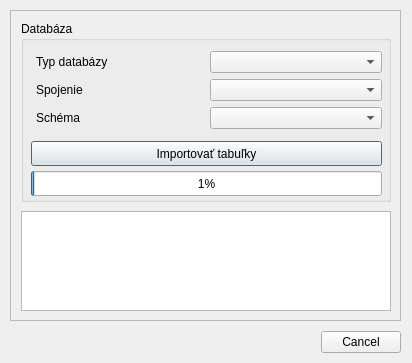
Before: the Qt Designer form skkn_tool/skkn_tool_dialog.ui in lfurtkevicova/kn-stuff, drawn with Qt 5.
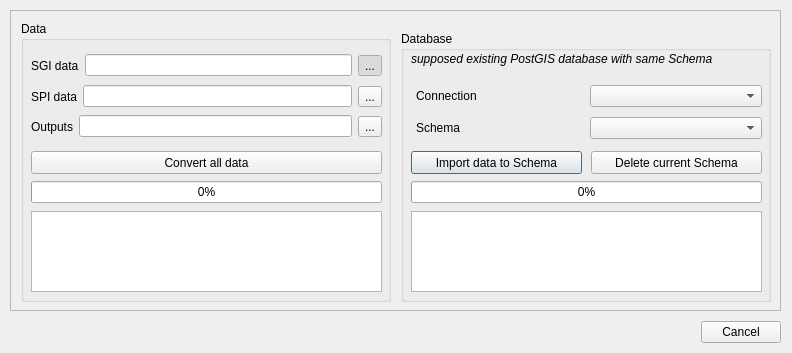
After: the same form once the commit is applied. Icons and pictures are not drawn.

What changed in the file:
```diff
--- a/skkn_tool/skkn_tool_dialog.ui
+++ b/skkn_tool/skkn_tool_dialog.ui
@@ -6,8 +6,8 @@
    <rect>
     <x>0</x>
     <y>0</y>
-    <width>412</width>
-    <height>363</height>
+    <width>792</width>
+    <height>353</height>
    </rect>
   </property>
   <property name="sizePolicy">
@@ -24,8 +24,8 @@
     <rect>
      <x>10</x>
      <y>10</y>
-     <width>391</width>
-     <height>311</height>
+     <width>771</width>
+     <height>301</height>
     </rect>
    </property>
    <property name="sizePolicy">
@@ -42,65 +42,65 @@
      <rect>
       <x>0</x>
       <y>0</y>
-      <width>389</width>
-      <height>309</height>
+      <width>769</width>
+      <height>299</height>
      </rect>
     </property>
     <widget class="QGroupBox" name="groupBox">
      <property name="geometry">
       <rect>
-       <x>10</x>
-       <y>10</y>
+       <x>390</x>
+       <y>20</y>
        <width>370</width>
-       <height>181</height>
+       <height>271</height>
       </rect>
      </property>
      <property name="locale">
       <locale language="Slovak" country="Slovakia"/>
      </property>
      <property name="title">
-      <string>Databáza</string>
+      <string>Database</string>
      </property>
      <property name="alignment">
       <set>Qt::AlignJustify|Qt::AlignTop</set>
      </property>
+     <widget class="QPushButton" name="importButton">
+      <property name="geometry">
+       <rect>
+        <x>10</x>
+        <y>120</y>
+        <width>171</width>
+        <height>23</height>
+       </rect>
+      </property>
+      <property name="text">
+       <string>Import data to Schema</string>
+      </property>
+     </widget>
      <widget class="QWidget" name="gridLayoutWidget">
       <property name="geometry">
        <rect>
         <x>10</x>
-        <y>30</y>
+        <y>50</y>
         <width>351</width>
-        <height>81</height>
+        <height>62</height>
        </rect>
       </property>
       <layout class="QGridLayout" name="gridLayout">
-       <item row="0" column="0">
-        <widget class="QLabel" name="label_2">
-         <property name="frameShape">
-          <enum>QFrame::NoFrame</enum>
-         </property>
-         <property name="text">
-          <string>Typ databázy</string>
-         </property>
-         <property name="indent">
-          <number>5</number>
-         </property>
-        </widget>
-       </item>
-       <item row="2" column="0">
-        <widget class="QLabel" name="label">
-         <property name="text">
-          <string>Schéma</string>
-         </property>
-         <property name="indent">
-          <number>5</number>
-         </property>
-        </widget>
-       </item>
        <item row="1" column="0">
+        <widget class="QLabel" name="label">
+         <property name="text">
+          <string>&lt;html&gt;&lt;head/&gt;&lt;body&gt;&lt;p&gt;Schema&lt;/p&gt;&lt;/body&gt;&lt;/html&gt;</string>
+         </property>
+         <property name="indent">
+          <number>5</number>
+         </property>
+        </widget>
+       </item>
+       <item row="0" column="0">
         <widget class="QLabel" name="label_3">
          <property name="text">
-          <string>Spojenie</string>
+          <string>&lt;html&gt;&lt;head/&gt;&lt;body&gt;&lt;p&gt;Connection&lt;/p&gt;&lt;/body&gt;&lt;/html&gt;</string>
          </property>
          <property name="indent">
           <number>5</number>
@@ -108,13 +108,6 @@
         </widget>
        </item>
        <item row="0" column="1">
-        <widget class="QComboBox" name="comboBox">
-         <property name="accessibleDescription">
-          <string/>
-         </property>
-        </widget>
-       </item>
-       <item row="1" column="1">
         <widget class="QComboBox" name="comboBox_2">
          <property name="sizePolicy">
           <sizepolicy hsizetype="Preferred" vsizetype="Fixed">
@@ -127,31 +120,196 @@
          </property>
         </widget>
        </item>
-       <item row="2" column="1">
+       <item row="1" column="1">
         <widget class="QComboBox" name="comboBox_3"/>
        </item>
       </layout>
      </widget>
-     <widget class="QPushButton" name="pushButton">
-      <property name="geometry">
-       <rect>
-        <x>10</x>
-        <y>120</y>
-        <width>351</width>
-        <height>25</height>
-       </rect>
-      </property>
-      <property name="text">
-       <string>Importovať tabuľky</string>
-      </property>
-     </widget>
-     <widget class="QProgressBar" name="progressBar">
+     <widget class="QProgressBar" name="progressBar_2">
       <property name="geometry">
        <rect>
         <x>10</x>
         <y>150</y>
         <width>351</width>
-        <height>25</height>
+        <height>22</height>
+       </rect>
+      </property>
+      <property name="value">
+       <number>0</number>
+      </property>
+     </widget>
+     <widget class="QTextEdit" name="textEditDb">
+      <property name="geometry">
+       <rect>
+        <x>10</x>
+        <y>180</y>
+        <width>351</width>
+        <height>81</height>
+       </rect>
+      </property>
+     </widget>
+     <widget class="QPushButton" name="deleteSchema">
+      <property name="geometry">
+       <rect>
+        <x>190</x>
+        <y>120</y>
+        <width>171</width>
+        <height>23</height>
+       </rect>
+      </property>
+      <property name="text">
+       <string>Delete current Schema</string>
+      </property>
+     </widget>
+     <widget class="QLabel" name="label_4">
+      <property name="geometry">
+       <rect>
+        <x>10</x>
+        <y>20</y>
+        <width>351</width>
+        <height>17</height>
+       </rect>
+      </property>
+      <property name="font">
+       <font>
+        <pointsize>9</pointsize>
+        <weight>50</weight>
+        <italic>true</italic>
+        <bold>false</bold>
+       </font>
+      </property>
+      <property name="text">
+       <string>&lt;html&gt;&lt;head/&gt;&lt;body&gt;&lt;p&gt;supposed existing PostGIS database with same Schema&lt;/p&gt;&lt;/body&gt;&lt;/html&gt;</string>
+      </property>
+     </widget>
+    </widget>
+    <widget class="QGroupBox" name="data">
+     <property name="geometry">
+      <rect>
+       <x>10</x>
+       <y>10</y>
+       <width>370</width>
+       <height>281</height>
+      </rect>
+     </property>
+     <property name="title">
+      <string>Data</string>
+     </property>
+     <widget class="QWidget" name="horizontalLayoutWidget">
+      <property name="geometry">
+       <rect>
+        <x>10</x>
+        <y>30</y>
+        <width>351</width>
+        <height>29</height>
+       </rect>
+      </property>
+      <layout class="QHBoxLayout" name="horizontalLayoutSGI">
+       <item>
+        <widget class="QLabel" name="textSGI">
+         <property name="text">
+          <string>SGI data</string>
+         </property>
+        </widget>
+       </item>
+       <item>
+        <widget class="QLineEdit" name="lineSGI"/>
+       </item>
+       <item>
+        <widget class="QToolButton" name="buttonSGI">
+         <property name="layoutDirection">
+          <enum>Qt::LeftToRight</enum>
+         </property>
+         <property name="text">
+          <string>...</string>
+         </property>
+         <property name="icon">
+          <iconset>
+           <normaloff>icons/open.png</normaloff>icons/open.png</iconset>
+         </property>
+         <property name="checkable">
+          <bool>true</bool>
+         </property>
+         <property name="checked">
+          <bool>true</bool>
+         </property>
+        </widget>
+       </item>
+      </layout>
+     </widget>
+     <widget class="QWidget" name="horizontalLayoutWidget_2">
+      <property name="geometry">
+       <rect>
+        <x>10</x>
+        <y>60</y>
+        <width>351</width>
+        <height>31</height>
+       </rect>
+      </property>
+      <layout class="QHBoxLayout" name="horizontalLayoutSPI">
+       <item>
+        <widget class="QLabel" name="textSPI">
+         <property name="text">
+          <string>SPI data</string>
+         </property>
+        </widget>
+       </item>
+       <item>
+        <widget class="QLineEdit" name="lineSPI"/>
+       </item>
+       <item>
+        <widget class="QToolButton" name="buttonSPI">
+         <property name="text">
+          <string>...</string>
+         </property>
+         <property name="icon">
+          <iconset>
+           <normaloff>icons/open.png</normaloff>icons/open.png</iconset>
+         </property>
+        </widget>
+       </item>
+      </layout>
+     </widget>
+     <widget class="QWidget" name="horizontalLayoutWidget_3">
+      <property name="geometry">
+       <rect>
+        <x>10</x>
+        <y>90</y>
+        <width>351</width>
+        <height>31</height>
+       </rect>
+      </property>
+      <layout class="QHBoxLayout" name="horizontalLayoutOut">
+       <item>
+        <widget class="QLabel" name="label_2">
+         <property name="text">
+          <string>Outputs</string>
+         </property>
+        </widget>
+       </item>
+       <item>
+        <widget class="QLineEdit" name="lineEdit"/>
+       </item>
+       <item>
+        <widget class="QToolButton" name="toolButton">
+         <property name="text">
+          <string>...</string>
+         </property>
+         <property name="icon">
+          <iconset>
+           <normaloff>icons/open.png</normaloff>icons/open.png</iconset>
+         </property>
+        </widget>
+       </item>
+      </layout>
+     </widget>
+     <widget class="QProgressBar" name="progressBar">
+      <property name="geometry">
+       <rect>
+        <x>10</x>
+        <y>160</y>
+        <width>351</width>
+        <height>22</height>
        </rect>
       </property>
       <property name="sizeIncrement">
@@ -161,17 +319,30 @@
        </size>
       </property>
       <property name="value">
-       <number>1</number>
+       <number>0</number>
       </property>
      </widget>
     </widget>
-    <widget class="QTextEdit" name="textEdit">
+    <widget class="QPushButton" name="convertButton">
      <property name="geometry">
       <rect>
-       <x>10</x>
+       <x>20</x>
+       <y>140</y>
+       <width>351</width>
+       <height>23</height>
+      </rect>
+     </property>
+     <property name="text">
+      <string>Convert all data</string>
+     </property>
+    </widget>
+    <widget class="QTextEdit" name="textEditData">
+     <property name="geometry">
+      <rect>
+       <x>20</x>
        <y>200</y>
-       <width>370</width>
-       <height>100</height>
+       <width>351</width>
+       <height>81</height>
       </rect>
      </property>
     </widget>
@@ -180,9 +351,9 @@
   <widget class="QDialogButtonBox" name="button_box">
    <property name="geometry">
     <rect>
-     <x>60</x>
-     <y>330</y>
-     <width>341</width>
+     <x>660</x>
+     <y>320</y>
+     <width>121</width>
      <height>25</height>
     </rect>
    </property>
```
Left out of the diff: 2 changed lines with no effect on the pictures.
